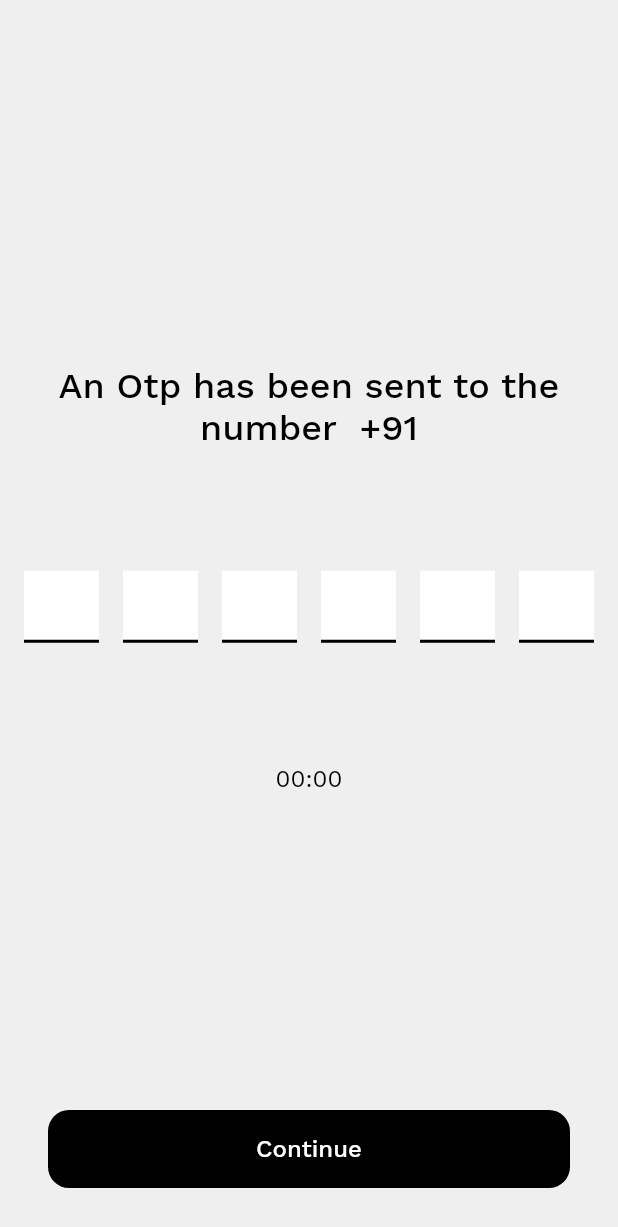
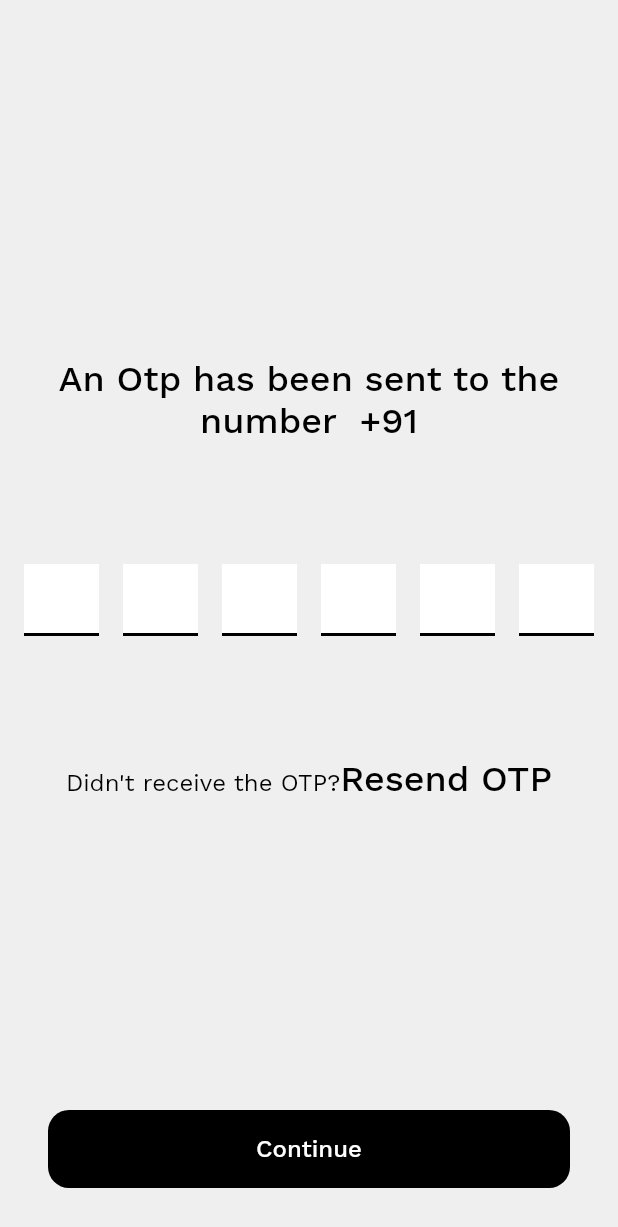
Before and after one commit to AkashDeepPatel/bakery_app, a Flutter app: the OTPVerificationScreen screen opened by its route, on a phone screen of 412 x 824 dp. Shown: the top 1227 px of the screen. Run offline on Flutter 3.47's test engine with Material 2 defaults, Android fonts, the phone set to English and light mode, and no system bars; drawn by our look-alikes of pin_input_text_field; our stand-ins replace cached_network_image, carousel_slider, cloud_firestore, csv, device_preview, dio and 9 more; missing offline and left inert: flutterfire_ui, razorpay_flutter; accounts and stored records are empty; network calls fail.

Commit message:
complete app for presentation

```diff
--- a/lib/authentication/screens/otp_verification_screen.dart
+++ b/lib/authentication/screens/otp_verification_screen.dart
@@ -64,15 +64,34 @@ class OTPVerificationScreen extends StatelessWidget {
                       textStyle: Theme.of(context).textTheme.headlineMedium),
                 ),
                 VSpace(80),
-                Obx(() => _authenticationController.isShowTimer.value == false
-                    ? RichText(
+                // Obx(() => _authenticationController.isShowTimer.value == false
+                //     ? RichText(
+                //   text: TextSpan(
+                //     // text: "Didn't receive the OTP? ",
+                //     text: Localization.otpVerificationDontReceiveOTP.tr,
+                //     style: Theme.of(context).textTheme.bodyLarge,
+                //     children: <TextSpan>[
+                //       TextSpan(
+                //           // text: "Resend OTP",
+                //           text: Localization.otpVerificationResendOTP.tr,
+                //           style: Theme.of(context).textTheme.headlineSmall!.copyWith(color: Theme.of(context).primaryColor),
+                //           recognizer: TapGestureRecognizer()..onTap = () => _authenticationController.firebasePhoneSignIn()
+                //       ),
+                //     ],
+                //   ),
+                // )
+                //     : Text(
+                //   _authenticationController.otpWaitTimeLabel.value,
+                //   style: Theme.of(context).textTheme.bodyLarge!.copyWith(color: Theme.of(context).primaryColor),
+                // )),
+                RichText(
                   text: TextSpan(
                     // text: "Didn't receive the OTP? ",
                     text: Localization.otpVerificationDontReceiveOTP.tr,
                     style: Theme.of(context).textTheme.bodyLarge,
                     children: <TextSpan>[
                       TextSpan(
-                          // text: "Resend OTP",
+                        // text: "Resend OTP",
                           text: Localization.otpVerificationResendOTP.tr,
                           style: Theme.of(context).textTheme.headlineSmall!.copyWith(color: Theme.of(context).primaryColor),
                           recognizer: TapGestureRecognizer()..onTap = () => _authenticationController.firebasePhoneSignIn()
@@ -80,10 +99,6 @@ class OTPVerificationScreen extends StatelessWidget {
                     ],
                   ),
                 )
-                    : Text(
-                  _authenticationController.otpWaitTimeLabel.value,
-                  style: Theme.of(context).textTheme.bodyLarge!.copyWith(color: Theme.of(context).primaryColor),
-                )),
               ],
             ),
           ],
```
